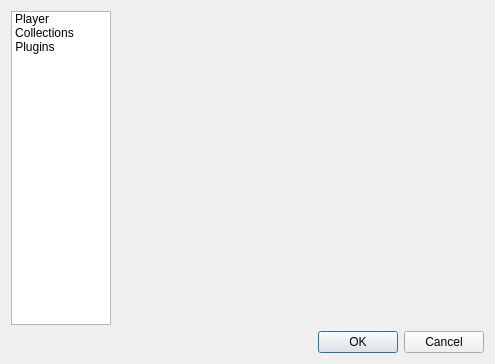
Before: the Qt Designer form preferencesdialog.ui in danvratil/TepSonic, drawn with Qt 5.
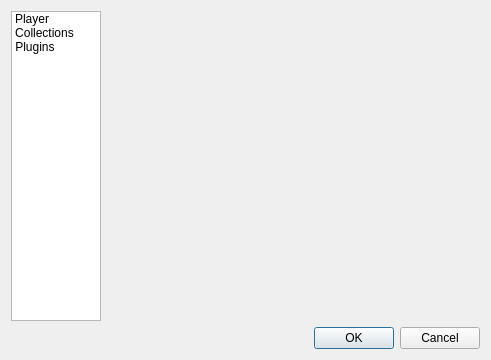
After: the same form once the commit is applied. Icons and pictures are not drawn.

Commit message: Added new shiny icons to items in Preferences dialog

```diff
--- a/preferencesdialog.ui
+++ b/preferencesdialog.ui
@@ -6,8 +6,8 @@
    <rect>
     <x>0</x>
     <y>0</y>
-    <width>495</width>
-    <height>364</height>
+    <width>491</width>
+    <height>360</height>
    </rect>
   </property>
   <property name="windowTitle">
@@ -29,13 +29,13 @@
        </property>
        <property name="minimumSize">
         <size>
-         <width>100</width>
+         <width>90</width>
          <height>0</height>
         </size>
        </property>
        <property name="maximumSize">
         <size>
-         <width>100</width>
+         <width>90</width>
          <height>16777215</height>
         </size>
        </property>
```
Left out of the diff: 17 changed lines with no effect on the pictures. The commit also changes 4 other files.
